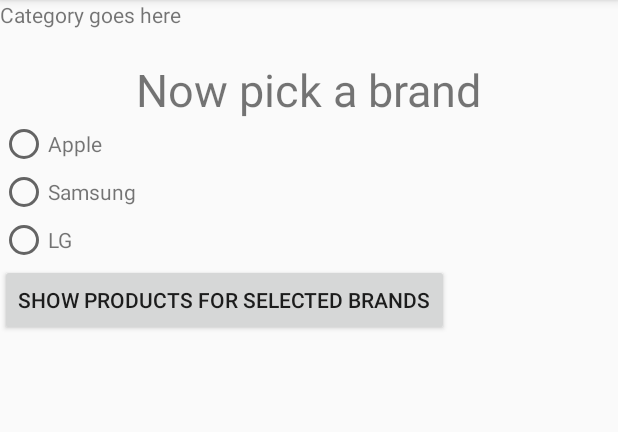
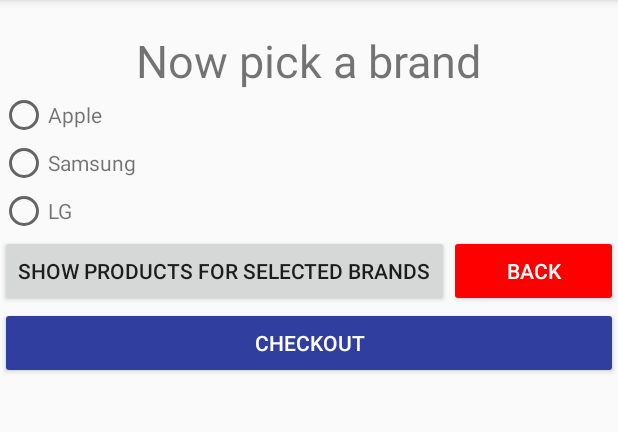
Before and after one commit to mirsakiyev/COMP-304, an Android app: the BrandsActivity screen opened directly, with no data from a screen before it, on a phone screen of 412 x 824 dp, the part 84-516 px from its top. Run offline under Robolectric (Android 15) with nearby library versions, the phone set to English and light mode, and no system bars.

Commit message:
Commit all code changes

```diff
--- a/AslanMirsakiyev_COMP304_Assignment2/app/src/main/AndroidManifest.xml
+++ b/AslanMirsakiyev_COMP304_Assignment2/app/src/main/AndroidManifest.xml
@@ -17,7 +17,9 @@
             </intent-filter>
         </activity>
         <activity android:name=".CategoriesActivity" />
-        <activity android:name=".BrandsActivity"></activity>
+        <activity android:name=".BrandsActivity" />
+        <activity android:name=".CheckoutActivity" />
+        <activity android:name=".SummaryActivity"></activity>
     </application>
 
 </manifest>
--- a/AslanMirsakiyev_COMP304_Assignment2/app/src/main/res/layout/activity_brands.xml
+++ b/AslanMirsakiyev_COMP304_Assignment2/app/src/main/res/layout/activity_brands.xml
@@ -7,11 +7,6 @@
     android:orientation="vertical"
     tools:context=".BrandsActivity">
 
-    <TextView
-        android:id="@+id/categoryTextView"
-        android:text="Category goes here"
-        android:layout_width="match_parent"
-        android:layout_height="wrap_content" />
 
 
     <TextView
@@ -260,12 +255,36 @@
 
     </LinearLayout>
 
+    <LinearLayout
+        android:orientation="horizontal"
+        android:layout_width="match_parent"
+        android:layout_height="wrap_content">
+
+        <Button
+            android:id="@+id/showBtn"
+            android:text="Show Products for selected Brands"
+            android:onClick="showBtn_Click"
+            android:layout_width="wrap_content"
+            android:layout_height="wrap_content" />
+
+        <Button
+            android:id="@+id/backBtn"
+            android:text="BACK"
+            android:textColor="#FFFFFF"
+            android:backgroundTint="#FF0000"
+            android:onClick="backBtn_Click"
+            android:layout_width="match_parent"
+            android:layout_height="wrap_content" />
+    </LinearLayout>
+
+
     <Button
-        android:id="@+id/showBtn"
-        android:text="Show Products for selected Brands"
-        android:onClick="showBtn_Click"
-        android:layout_width="wrap_content"
+        android:id="@+id/checkoutBtn"
+        android:text="CheckOut"
+        android:textColor="#FFFFFF"
+        android:backgroundTint="@color/colorPrimaryDark"
+        android:onClick="checkoutBtn_Click"
+        android:layout_width="match_parent"
         android:layout_height="wrap_content" />
 
-
 </LinearLayout>
```
Also changed, not shown: AslanMirsakiyev_COMP304_Assignment2/app/src/main/java/com/example/aslanmr/aslanmirsakiyev_comp304_assignment2/BrandsActivity.java (+29 -2 lines), AslanMirsakiyev_COMP304_Assignment2/app/src/main/java/com/example/aslanmr/aslanmirsakiyev_comp304_assignment2/CheckoutActivity.java (added, +25 -0 lines), AslanMirsakiyev_COMP304_Assignment2/app/src/main/java/com/example/aslanmr/aslanmirsakiyev_comp304_assignment2/SummaryActivity.java (added, +13 -0 lines), AslanMirsakiyev_COMP304_Assignment2/app/src/main/res/layout/activity_checkout.xml (added, +121 -0 lines), AslanMirsakiyev_COMP304_Assignment2/app/src/main/res/layout/activity_summary.xml (added, +9 -0 lines).
